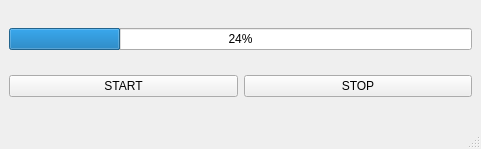
Above: ui/test.ui from yn4k4nishi/pyqt-progressbar-util before the change. Below: the same form after it.
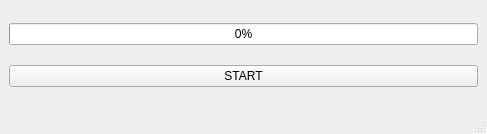
That is the form after the change.

```diff
--- a/ui/test.ui
+++ b/ui/test.ui
@@ -6,8 +6,8 @@
    <rect>
     <x>0</x>
     <y>0</y>
-    <width>481</width>
-    <height>149</height>
+    <width>487</width>
+    <height>134</height>
    </rect>
   </property>
   <property name="windowTitle">
@@ -18,12 +18,10 @@
     <item>
      <widget class="QProgressBar" name="progressBar">
       <property name="value">
-       <number>24</number>
+       <number>0</number>
       </property>
      </widget>
     </item>
-    <item>
-     <layout class="QHBoxLayout" name="horizontalLayout">
       <item>
        <widget class="QPushButton" name="pushButtonStart">
         <property name="text">
@@ -31,15 +29,6 @@
         </property>
        </widget>
       </item>
-      <item>
-       <widget class="QPushButton" name="pushButtonStop">
-        <property name="text">
-         <string>STOP</string>
-        </property>
-       </widget>
-      </item>
-     </layout>
-    </item>
    </layout>
   </widget>
   <widget class="QMenuBar" name="menubar">
```
Left out of the diff: 2 changed lines with no effect on the pictures. Lines whose indentation alone changed are shown as unchanged.
